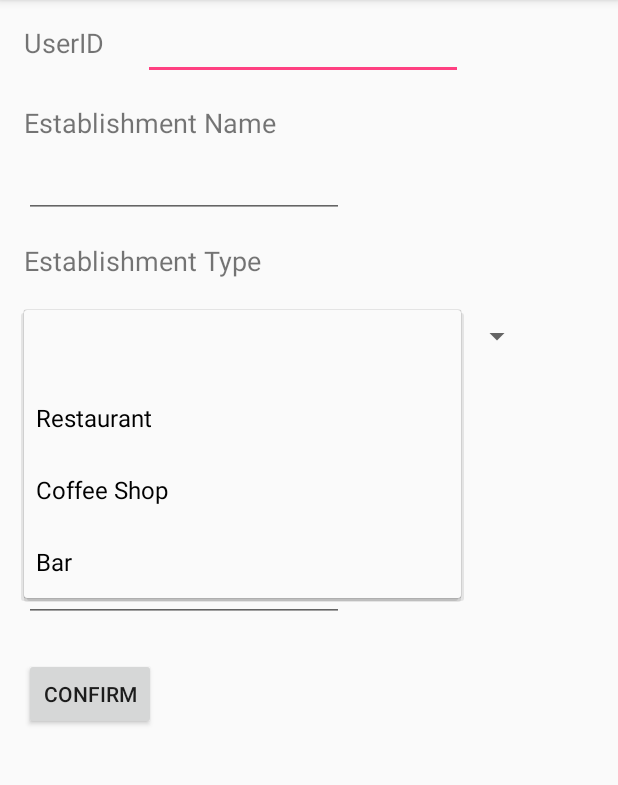
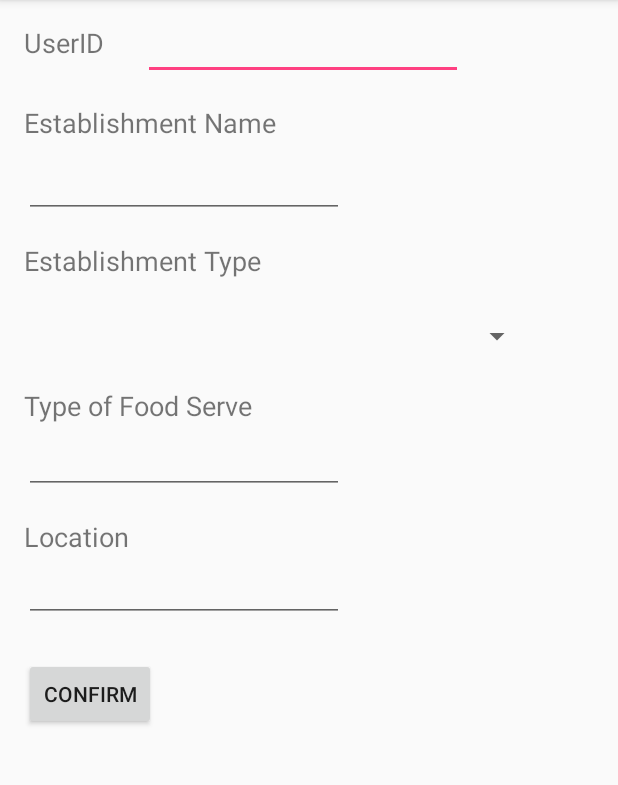
Before and after one commit to zovippro1996/mobileproject2018, an Android app: the screen it shows after launch (EstablishmentFormActivity), after a tap on an icon or button, on a phone screen of 412 x 824 dp, the part 84-869 px from its top. Run offline under Robolectric (Android 15) with nearby library versions, the phone set to English and light mode, and no system bars; 6 statements that could not run were skipped.

Commit message:
Trung update EstaForm 20180422

```diff
--- a/app/src/main/res/layout/establishment_form_activity.xml
+++ b/app/src/main/res/layout/establishment_form_activity.xml
@@ -26,7 +26,7 @@
         app:layout_constraintTop_toBottomOf="@+id/textView_TypeEstablishment" />
 
     <EditText
-        android:id="@+id/editText3"
+        android:id="@+id/editText_Location"
         android:layout_width="wrap_content"
         android:layout_height="31dp"
         android:layout_marginStart="16dp"
@@ -64,9 +64,10 @@
         android:layout_height="wrap_content"
         android:layout_marginStart="16dp"
         android:layout_marginTop="24dp"
+        android:onClick="clickConfirm_Button"
         android:text="Confirm"
         app:layout_constraintStart_toStartOf="parent"
-        app:layout_constraintTop_toBottomOf="@+id/editText3" />
+        app:layout_constraintTop_toBottomOf="@+id/editText_Location" />
 
     <TextView
         android:id="@+id/textView_NameEstablishment"
@@ -99,7 +100,7 @@
         android:text="Location"
         android:textSize="18sp"
         app:layout_constraintStart_toStartOf="parent"
-        app:layout_constraintTop_toBottomOf="@+id/editText5" />
+        app:layout_constraintTop_toBottomOf="@+id/editText_TypeFood" />
 
     <TextView
         android:id="@+id/textView_TypeFood"
@@ -113,7 +114,7 @@
         app:layout_constraintTop_toBottomOf="@+id/spinner_TypeEstablishment" />
 
     <EditText
-        android:id="@+id/editText5"
+        android:id="@+id/editText_TypeFood"
         android:layout_width="wrap_content"
         android:layout_height="30dp"
         android:layout_marginStart="16dp"
```
Also changed, not shown: app/src/main/java/com/example/mobile/course/reviewmyplace/EstablishmentFormActivity.java (+44 -5 lines).
